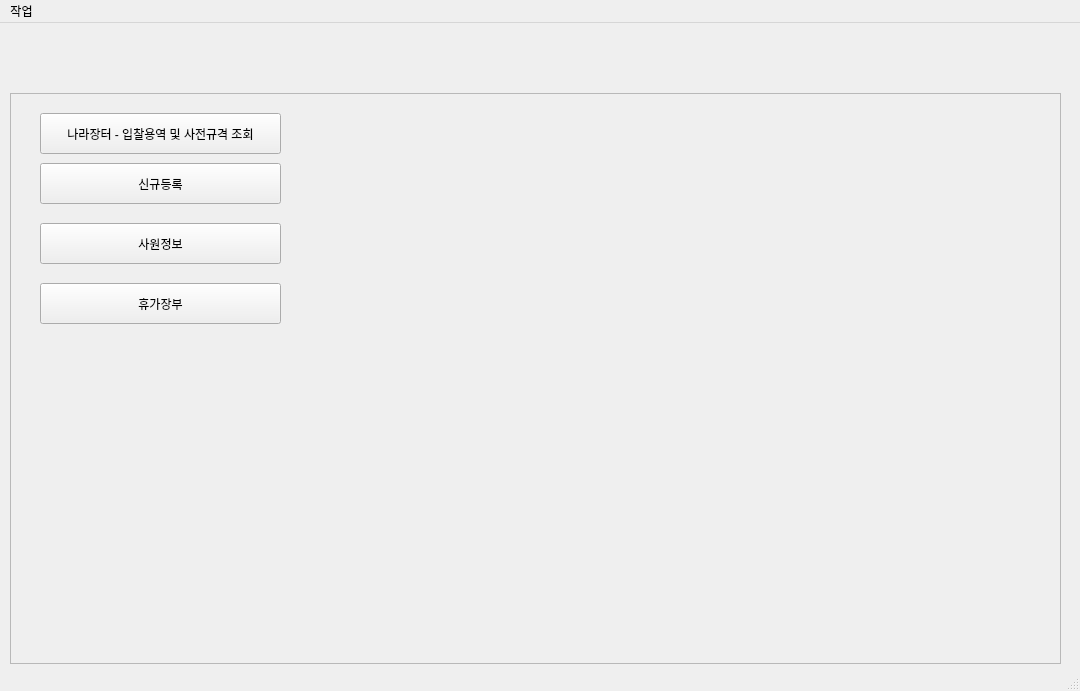
Before: the Qt Designer form ui/main.ui in MHJO/FairyqualityTime, drawn with Qt 5.
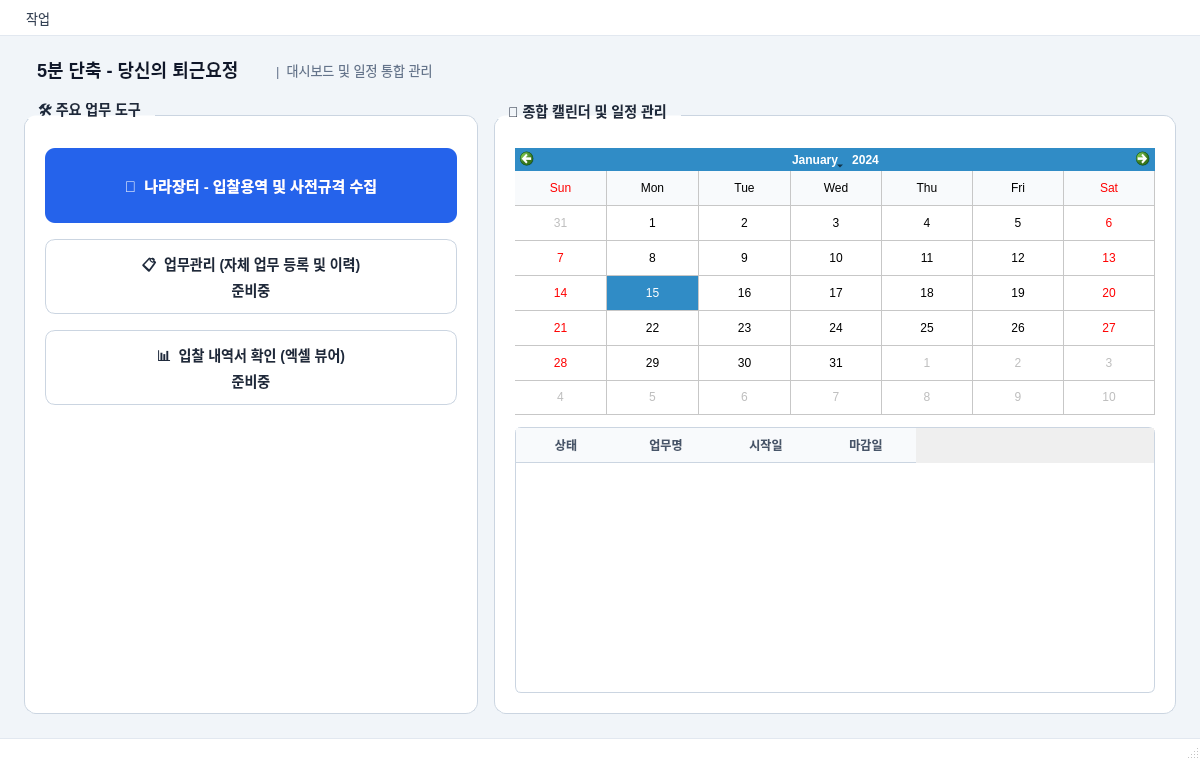
After: the same form once the commit is applied. Icons and pictures are not drawn.

Commit message: main 창 수정 api 주소 수정

The edit to the form file:
```diff
--- a/ui/main.ui
+++ b/ui/main.ui
@@ -6,116 +6,410 @@
    <rect>
     <x>0</x>
     <y>0</y>
-    <width>1080</width>
-    <height>691</height>
+    <width>1200</width>
+    <height>760</height>
    </rect>
   </property>
+  <property name="minimumSize">
+   <size>
+    <width>1000</width>
+    <height>650</height>
+   </size>
+  </property>
   <property name="windowTitle">
-   <string>MainWindow</string>
+   <string>퇴근요정 - 개인 업무 지원 및 일정 관리 시스템</string>
+  </property>
+  <property name="styleSheet">
+   <string notr="true">
+    /* 전체 배경 */
+    QMainWindow {
+     background-color: #f1f5f9;
+    }
+
+    /* 메뉴바 및 상태바 */
+    QMenuBar {
+     background-color: #ffffff;
+     border-bottom: 1px solid #e2e8f0;
+     font-size: 13px;
+     color: #334155;
+     padding: 2px 8px;
+    }
+    QMenuBar::item {
+     background: transparent;
+     padding: 6px 12px;
+     border-radius: 4px;
+    }
+    QMenuBar::item:selected {
+     background-color: #f1f5f9;
+    }
+    QMenu {
+     background-color: #ffffff;
+     border: 1px solid #cbd5e1;
+     border-radius: 6px;
+     padding: 4px;
+    }
+    QMenu::item {
+     padding: 6px 24px;
+     border-radius: 4px;
+    }
+    QMenu::item:selected {
+     background-color: #2563eb;
+     color: #ffffff;
+    }
+    QStatusBar {
+     background-color: #ffffff;
+     border-top: 1px solid #e2e8f0;
+     color: #64748b;
+     font-size: 12px;
+    }
+
+    /* 상단 타이틀(홈) 버튼 */
+    QPushButton#btn_home {
+     font-size: 18px;
+     font-weight: bold;
+     color: #0f172a;
+     text-align: left;
+     padding: 4px 8px;
+     border: none;
+     background: transparent;
+    }
+
+    /* 서브 타이틀 라벨 */
+    QLabel#lbl_subtitle {
+     font-size: 13px;
+     color: #64748b;
+     padding-left: 10px;
+    }
+
+    /* 그룹박스 및 프레임 스타일 */
+    QGroupBox {
+     font-weight: bold;
+     font-size: 14px;
+     color: #1e293b;
+     border: 1px solid #cbd5e1;
+     border-radius: 12px;
+     background-color: #ffffff;
+     margin-top: 12px;
+     padding-top: 12px;
+    }
+    QGroupBox::title {
+     subcontrol-origin: margin;
+     subcontrol-position: top left;
+     padding: 0 8px;
+    }
+
+    /* 메인 도구 버튼 (btn_1: 나라장터) */
+    QPushButton#btn_1 {
+     background-color: #2563eb;
+     color: #ffffff;
+     font-size: 15px;
+     font-weight: bold;
+     border-radius: 10px;
+     border: none;
+     padding: 14px;
+    }
+    QPushButton#btn_1:hover {
+     background-color: #1d4ed8;
+    }
+
+    /* 보조 기능 버튼 (btn_4: 업무관리, btn_3: 엑셀뷰어) */
+    QPushButton#btn_4, QPushButton#btn_3 {
+     background-color: #ffffff;
+     color: #1e293b;
+     font-size: 14px;
+     font-weight: 600;
+     border-radius: 10px;
+     border: 1px solid #cbd5e1;
+     padding: 12px;
+    }
+    QPushButton#btn_4:hover, QPushButton#btn_3:hover {
+     background-color: #f8fafc;
+     border-color: #2563eb;
+     color: #2563eb;
+    }
+
+    /* 캘린더 및 테이블 스타일 */
+    QCalendarWidget QWidget {
+     alternate-background-color: #f8fafc;
+    }
+    QTableWidget {
+     background-color: #ffffff;
+     border: 1px solid #cbd5e1;
+     border-radius: 6px;
+     gridline-color: #e2e8f0;
+     font-size: 13px;
+    }
+    QHeaderView::section {
+     background-color: #f8fafc;
+     color: #475569;
+     padding: 6px;
+     border: none;
+     border-bottom: 1px solid #cbd5e1;
+     font-weight: bold;
+    }
+   </string>
   </property>
   <widget class="QWidget" name="centralwidget">
-   <widget class="QFrame" name="frame">
-    <property name="geometry">
-     <rect>
-      <x>10</x>
-      <y>70</y>
-      <width>1051</width>
-      <height>571</height>
-     </rect>
+   <layout class="QVBoxLayout" name="verticalLayout">
+    <property name="spacing">
+     <number>16</number>
     </property>
-    <property name="frameShape">
-     <enum>QFrame::StyledPanel</enum>
+    <property name="leftMargin">
+     <number>24</number>
     </property>
-    <property name="frameShadow">
-     <enum>QFrame::Raised</enum>
+    <property name="topMargin">
+     <number>16</number>
     </property>
-    <widget class="QPushButton" name="btn_1">
-     <property name="geometry">
-      <rect>
-       <x>30</x>
-       <y>20</y>
-       <width>241</width>
-       <height>41</height>
-      </rect>
-     </property>
-     <property name="text">
-      <string>나라장터 - 입찰용역 및 사전규격 조회</string>
-     </property>
-    </widget>
-    <widget class="QPushButton" name="btn_2">
-     <property name="geometry">
-      <rect>
-       <x>30</x>
-       <y>130</y>
-       <width>241</width>
-       <height>41</height>
-      </rect>
-     </property>
-     <property name="text">
-      <string>사원정보</string>
-     </property>
-    </widget>
-    <widget class="QPushButton" name="btn_3">
-     <property name="geometry">
-      <rect>
-       <x>30</x>
-       <y>190</y>
-       <width>241</width>
-       <height>41</height>
-      </rect>
-     </property>
-     <property name="text">
-      <string>휴가장부</string>
-     </property>
-    </widget>
-    <widget class="QPushButton" name="btn_4">
-     <property name="geometry">
-      <rect>
-       <x>30</x>
-       <y>70</y>
-       <width>241</width>
-       <height>41</height>
-      </rect>
-     </property>
-     <property name="text">
-      <string>신규등록</string>
-     </property>
-    </widget>
-   </widget>
-   <widget class="QPushButton" name="btn_home">
-    <property name="geometry">
-     <rect>
-      <x>10</x>
-      <y>10</y>
-      <width>51</width>
-      <height>51</height>
-     </rect>
+    <property name="rightMargin">
+     <number>24</number>
     </property>
-    <property name="text">
-     <string/>
+    <property name="bottomMargin">
+     <number>24</number>
     </property>
-    <property name="icon">
-     <iconset>
-      <normaloff>../image/fairy.ico</normaloff>../image/fairy.ico</iconset>
-    </property>
-    <property name="iconSize">
-     <size>
-      <width>40</width>
-      <height>40</height>
-     </size>
-    </property>
-    <property name="flat">
-     <bool>true</bool>
-    </property>
-   </widget>
+    <item>
+     <layout class="QHBoxLayout" name="headerLayout">
+      <item>
+       <widget class="QPushButton" name="btn_home">
+        <property name="enabled">
+         <bool>false</bool>
+        </property>
+        <property name="text">
+         <string> 5분 단축 - 당신의 퇴근요정</string>
+        </property>
+        <property name="icon">
+         <iconset>
+          <normaloff>../image/fairy.ico</normaloff>../image/fairy.ico</iconset>
+        </property>
+        <property name="iconSize">
+         <size>
+          <width>32</width>
+          <height>32</height>
+         </size>
+        </property>
+        <property name="flat">
+         <bool>true</bool>
+        </property>
+       </widget>
+      </item>
+      <item>
+       <widget class="QLabel" name="lbl_subtitle">
+        <property name="text">
+         <string>|  대시보드 및 일정 통합 관리</string>
+        </property>
+       </widget>
+      </item>
+      <item>
+       <spacer name="headerSpacer">
+        <property name="orientation">
+         <enum>Qt::Horizontal</enum>
+        </property>
+        <property name="sizeHint" stdset="0">
+         <size>
+          <width>40</width>
+          <height>20</height>
+         </size>
+        </property>
+       </spacer>
+      </item>
+     </layout>
+    </item>
+    <item>
+     <layout class="QHBoxLayout" name="dashboardLayout" stretch="4,6">
+      <property name="spacing">
+       <number>16</number>
+      </property>
+      <item>
+       <widget class="QGroupBox" name="gb_tools">
+        <property name="title">
+         <string> 🛠️ 주요 업무 도구 </string>
+        </property>
+        <layout class="QVBoxLayout" name="vbox_tools">
+         <property name="spacing">
+          <number>16</number>
+         </property>
+         <property name="leftMargin">
+          <number>20</number>
+         </property>
+         <property name="topMargin">
+          <number>20</number>
+         </property>
+         <property name="rightMargin">
+          <number>20</number>
+         </property>
+         <property name="bottomMargin">
+          <number>20</number>
+         </property>
+         <item>
+          <widget class="QPushButton" name="btn_1">
+           <property name="minimumSize">
+            <size>
+             <width>0</width>
+             <height>75</height>
+            </size>
+           </property>
+           <property name="cursor">
+            <cursorShape>PointingHandCursor</cursorShape>
+           </property>
+           <property name="text">
+            <string>🚀  나라장터 - 입찰용역 및 사전규격 수집</string>
+           </property>
+          </widget>
+         </item>
+         <item>
+          <widget class="QPushButton" name="btn_4">
+           <property name="minimumSize">
+            <size>
+             <width>0</width>
+             <height>75</height>
+            </size>
+           </property>
+           <property name="cursor">
+            <cursorShape>PointingHandCursor</cursorShape>
+           </property>
+           <property name="text">
+            <string>📋  업무관리 (자체 업무 등록 및 이력)
+준비중</string>
+           </property>
+          </widget>
+         </item>
+         <item>
+          <widget class="QPushButton" name="btn_3">
+           <property name="enabled">
+            <bool>false</bool>
+           </property>
+           <property name="minimumSize">
+            <size>
+             <width>0</width>
+             <height>75</height>
+            </size>
+           </property>
+           <property name="cursor">
+            <cursorShape>PointingHandCursor</cursorShape>
+           </property>
+           <property name="text">
+            <string>📊  입찰 내역서 확인 (엑셀 뷰어)
+준비중</string>
+           </property>
+          </widget>
+         </item>
+         <item>
+          <spacer name="toolSpacer">
+           <property name="orientation">
+            <enum>Qt::Vertical</enum>
+           </property>
+           <property name="sizeHint" stdset="0">
+            <size>
+             <width>20</width>
+             <height>40</height>
+            </size>
+           </property>
+          </spacer>
+         </item>
+        </layout>
+       </widget>
+      </item>
+      <item>
+       <widget class="QGroupBox" name="gb_calendar">
+        <property name="title">
+         <string> 📅 종합 캘린더 및 일정 관리 </string>
+        </property>
+        <layout class="QVBoxLayout" name="vbox_calendar">
+         <property name="spacing">
+          <number>12</number>
+         </property>
+         <property name="leftMargin">
+          <number>20</number>
+         </property>
+         <property name="topMargin">
+          <number>20</number>
+         </property>
+         <property name="rightMargin">
+          <number>20</number>
+         </property>
+         <property name="bottomMargin">
+          <number>20</number>
+         </property>
+         <item>
+          <widget class="QCalendarWidget" name="calendarWidget">
+           <property name="minimumSize">
+            <size>
+             <width>0</width>
+             <height>260</height>
+            </size>
+           </property>
+           <property name="layoutDirection">
+            <enum>Qt::LeftToRight</enum>
+           </property>
+           <property name="autoFillBackground">
+            <bool>true</bool>
+           </property>
+           <property name="firstDayOfWeek">
+            <enum>Qt::Sunday</enum>
+           </property>
+           <property name="gridVisible">
+            <bool>true</bool>
+           </property>
+           <property name="selectionMode">
+            <enum>QCalendarWidget::SingleSelection</enum>
+           </property>
+           <property name="horizontalHeaderFormat">
+            <enum>QCalendarWidget::ShortDayNames</enum>
+           </property>
+           <property name="verticalHeaderFormat">
+            <enum>QCalendarWidget::NoVerticalHeader</enum>
+           </property>
+          </widget>
+         </item>
+         <item>
+          <widget class="QTableWidget" name="table_main_schedule">
+           <property name="minimumSize">
+            <size>
+             <width>0</width>
+             <height>140</height>
+            </size>
+           </property>
+           <property name="editTriggers">
+            <set>QAbstractItemView::NoEditTriggers</set>
+           </property>
+           <property name="selectionBehavior">
+            <enum>QAbstractItemView::SelectRows</enum>
+           </property>
+           <column>
+            <property name="text">
+             <string>상태</string>
+            </property>
+           </column>
+           <column>
+            <property name="text">
+             <string>업무명</string>
+            </property>
+           </column>
+           <column>
+            <property name="text">
+             <string>시작일</string>
+            </property>
+           </column>
+           <column>
+            <property name="text">
+             <string>마감일</string>
+            </property>
+           </column>
+          </widget>
+         </item>
+        </layout>
+       </widget>
+      </item>
+     </layout>
+    </item>
+   </layout>
   </widget>
   <widget class="QMenuBar" name="menubar">
    <property name="geometry">
     <rect>
      <x>0</x>
      <y>0</y>
-     <width>1080</width>
-     <height>21</height>
+     <width>1200</width>
+     <height>34</height>
     </rect>
    </property>
    <widget class="QMenu" name="menu">
```
Left out of the diff: 10 changed lines with no effect on the pictures. The commit also changes 7 other files.
